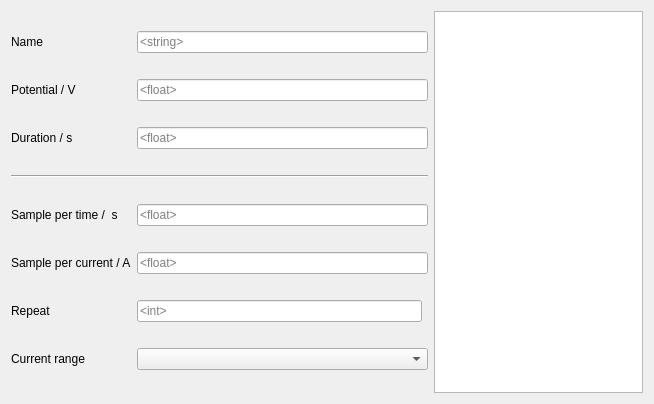
Before: the Qt Designer form qt_CA.ui in ChristopherYJS/ElectrochemicalOuija, drawn with Qt 5.
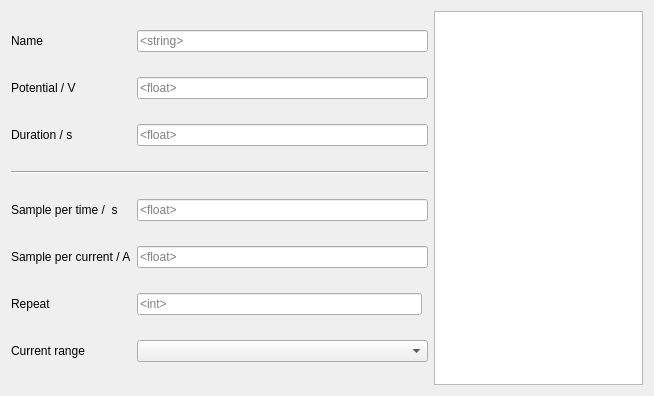
After: the same form once the commit is applied.

```diff
--- a/qt_CA.ui
+++ b/qt_CA.ui
@@ -7,7 +7,7 @@
     <x>0</x>
     <y>0</y>
     <width>654</width>
-    <height>404</height>
+    <height>396</height>
    </rect>
   </property>
   <property name="sizePolicy">
```
Left out of the diff: 3 changed lines with no effect on the pictures.
